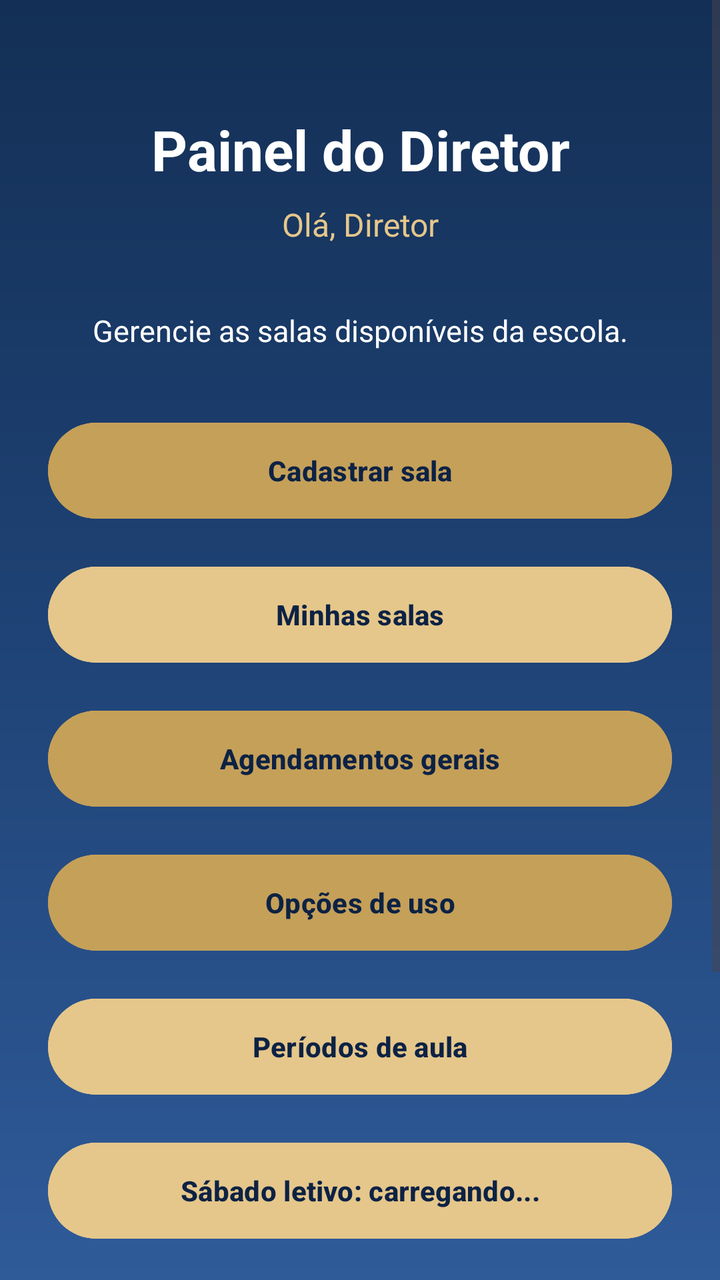
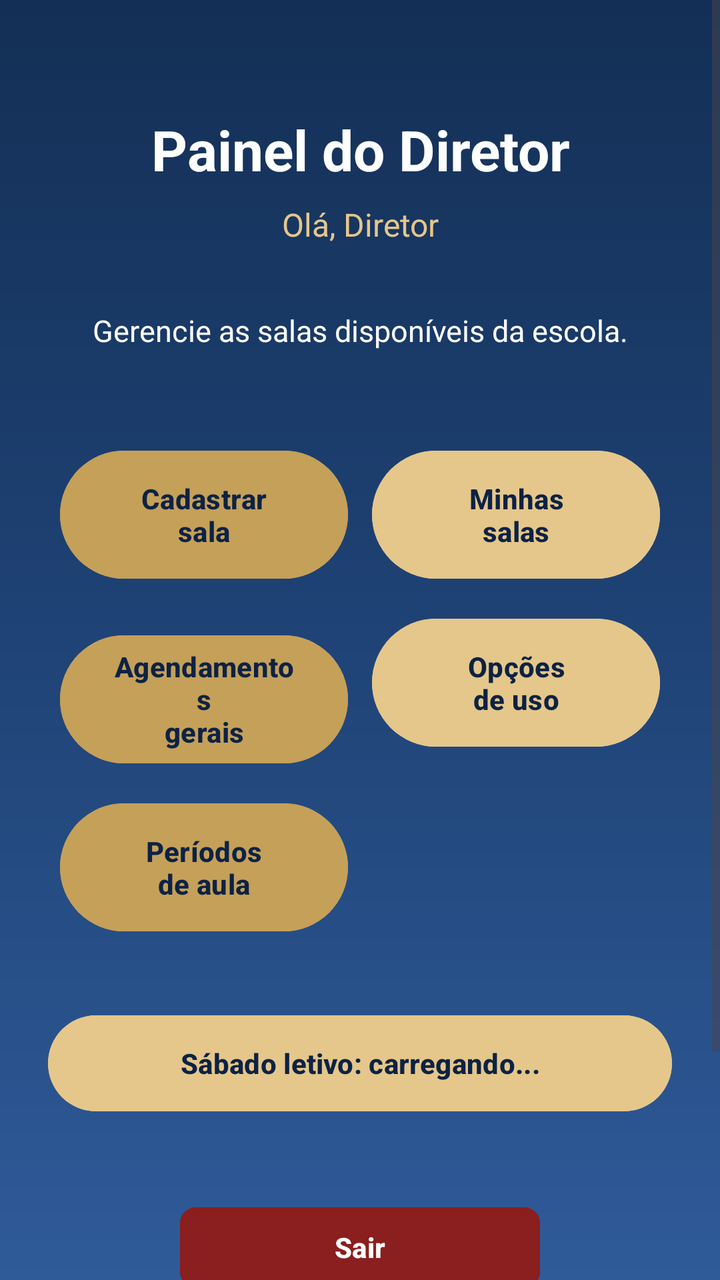

The first picture is an Android layout as it rendered before a commit; the second is the same layout after the commit. The layout source and the unified diff follow.
<!-- AndroidManifest.xml: application theme Theme.Agend -->
<!-- res/layout/activity_diretor_home.xml -->
<?xml version="1.0" encoding="utf-8"?>
<ScrollView xmlns:android="http://schemas.android.com/apk/res/android"
    android:layout_width="match_parent"
    android:layout_height="match_parent"
    xmlns:app="http://schemas.android.com/apk/res-auto"
    android:background="@drawable/bg_yarooms_gradient"
    android:fillViewport="true">

    <LinearLayout
        android:layout_width="match_parent"
        android:layout_height="wrap_content"
        android:orientation="vertical"
        android:padding="24dp">

        <TextView
            android:id="@+id/textoTituloDiretor"
            android:layout_width="match_parent"
            android:layout_height="wrap_content"
            android:text="Painel do Diretor"
            android:textColor="#FFFFFF"
            android:textSize="28sp"
            android:textStyle="bold"
            android:gravity="center"
            android:layout_marginTop="32dp" />

        <TextView
            android:id="@+id/textoNomeDiretor"
            android:layout_width="match_parent"
            android:layout_height="wrap_content"
            android:text="Olá, Diretor"
            android:textColor="#E5C78B"
            android:textSize="16sp"
            android:gravity="center"
            android:layout_marginTop="8dp"
            android:layout_marginBottom="32dp" />

        <TextView
            android:id="@+id/textoDescricaoDiretor"
            android:layout_width="match_parent"
            android:layout_height="wrap_content"
            android:text="Gerencie as salas disponíveis da escola."
            android:textColor="#FFFFFF"
            android:textSize="15sp"
            android:gravity="center"
            android:layout_marginBottom="32dp" />

        <Button
            android:id="@+id/botaoCadastrarSala"
            android:layout_width="match_parent"
            android:layout_height="56dp"
            android:text="Cadastrar sala"
            android:textAllCaps="false"
            android:textStyle="bold"
            android:textColor="#0D2244"
            android:backgroundTint="#C5A059" />

        <Button
            android:id="@+id/botaoMinhasSalas"
            android:layout_width="match_parent"
            android:layout_height="56dp"
            android:text="Minhas salas"
            android:textAllCaps="false"
            android:textStyle="bold"
            android:textColor="#0D2244"
            android:backgroundTint="#E5C78B"
            android:layout_marginTop="16dp" />

        <Button
            android:id="@+id/botaoAgendamentosGerais"
            android:layout_width="match_parent"
            android:layout_height="56dp"
            android:text="Agendamentos gerais"
            android:textAllCaps="false"
            android:textStyle="bold"
            android:textColor="#0D2244"
            android:backgroundTint="#C5A059"
            android:layout_marginTop="16dp" />

        <Button
            android:id="@+id/botaoOpcoesUso"
            android:layout_width="match_parent"
            android:layout_height="56dp"
            android:text="Opções de uso"
            android:textAllCaps="false"
            android:textStyle="bold"
            android:textColor="#0D2244"
            android:backgroundTint="#C5A059"
            android:layout_marginTop="16dp" />

        <Button
            android:id="@+id/botaoPeriodosAula"
            android:layout_width="match_parent"
            android:layout_height="56dp"
            android:text="Períodos de aula"
            android:textAllCaps="false"
            android:textStyle="bold"
            android:textColor="#0D2244"
            android:backgroundTint="#E5C78B"
            android:layout_marginTop="16dp" />

        <Button
            android:id="@+id/botaoSabadoLetivo"
            android:layout_width="match_parent"
            android:layout_height="56dp"
            android:text="Sábado letivo: carregando..."
            android:textAllCaps="false"
            android:textStyle="bold"
            android:textColor="#0D2244"
            android:backgroundTint="#E5C78B"
            android:layout_marginTop="16dp" />

        <com.google.android.material.button.MaterialButton
            android:id="@+id/botaoSairDiretor"
            android:layout_width="180dp"
            android:layout_height="48dp"
            android:text="Sair"
            android:textAllCaps="false"
            android:textColor="@color/white"
            android:textStyle="bold"
            android:layout_gravity="center"
            android:layout_marginTop="40dp"
            android:layout_marginBottom="24dp"
            android:backgroundTint="#8B1E1E"
            app:cornerRadius="8dp" />

        <TextView
            android:id="@+id/botaoInfoApp"
            android:layout_width="wrap_content"
            android:layout_height="wrap_content"
            android:text="ⓘ"
            android:textSize="26sp"
            android:textColor="@color/yarooms_gold_light"
            android:layout_gravity="center"
            android:padding="12dp"
            android:layout_marginTop="8dp"
            android:layout_marginBottom="16dp" />

    </LinearLayout>

</ScrollView>
<!-- resources referenced by this layout -->
<resources>
  <color name="white">#FFFFFF</color>
  <color name="yarooms_gold_light">#E5C78B</color>
  <!-- drawable bg_yarooms_gradient (drawable) -->
  <?xml version="1.0" encoding="utf-8"?>
  <shape xmlns:android="http://schemas.android.com/apk/res/android">
  
      
      <gradient
          android:angle="270"
          android:startColor="#132F55"
          android:centerColor="#1F4376"
          android:endColor="#2F5B99"
          android:type="linear" />
  
  </shape>
  <style name="Theme.Agend" parent="Base.Theme.Agend" />
  <style name="Base.Theme.Agend" parent="Theme.Material3.DayNight.NoActionBar">
          <item name="android:forceDarkAllowed" tools:targetApi="q">false</item>
          
          <item name="colorError">@color/yarooms_error</item>
      </style>
  <color name="yarooms_error">#FF5252</color>
</resources>

<!-- the commit's change to res/layout/activity_diretor_home.xml (unified diff, before → after) -->
@@ -44,59 +44,75 @@
             android:gravity="center"
             android:layout_marginBottom="32dp" />
 
-        <Button
-            android:id="@+id/botaoCadastrarSala"
+        <GridLayout
             android:layout_width="match_parent"
-            android:layout_height="56dp"
-            android:text="Cadastrar sala"
-            android:textAllCaps="false"
-            android:textStyle="bold"
-            android:textColor="#0D2244"
-            android:backgroundTint="#C5A059" />
+            android:layout_height="wrap_content"
+            android:columnCount="2"
+            android:rowCount="3"
+            android:layout_marginTop="8dp"
+            android:layout_marginBottom="20dp">
 
-        <Button
-            android:id="@+id/botaoMinhasSalas"
-            android:layout_width="match_parent"
-            android:layout_height="56dp"
-            android:text="Minhas salas"
-            android:textAllCaps="false"
-            android:textStyle="bold"
-            android:textColor="#0D2244"
-            android:backgroundTint="#E5C78B"
-            android:layout_marginTop="16dp" />
+            <Button
+                android:id="@+id/botaoCadastrarSala"
+                android:layout_width="0dp"
+                android:layout_height="72dp"
+                android:layout_columnWeight="1"
+                android:layout_margin="6dp"
+                android:text="Cadastrar\nsala"
+                android:textAllCaps="false"
+                android:textStyle="bold"
+                android:textColor="#0D2244"
+                android:backgroundTint="#C5A059" />
 
-        <Button
-            android:id="@+id/botaoAgendamentosGerais"
-            android:layout_width="match_parent"
-            android:layout_height="56dp"
-            android:text="Agendamentos gerais"
-            android:textAllCaps="false"
-            android:textStyle="bold"
-            android:textColor="#0D2244"
-            android:backgroundTint="#C5A059"
-            android:layout_marginTop="16dp" />
+            <Button
+                android:id="@+id/botaoMinhasSalas"
+                android:layout_width="0dp"
+                android:layout_height="72dp"
+                android:layout_columnWeight="1"
+                android:layout_margin="6dp"
+                android:text="Minhas\nsalas"
+                android:textAllCaps="false"
+                android:textStyle="bold"
+                android:textColor="#0D2244"
+                android:backgroundTint="#E5C78B" />
 
-        <Button
-            android:id="@+id/botaoOpcoesUso"
-            android:layout_width="match_parent"
-            android:layout_height="56dp"
-            android:text="Opções de uso"
-            android:textAllCaps="false"
-            android:textStyle="bold"
-            android:textColor="#0D2244"
-            android:backgroundTint="#C5A059"
-            android:layout_marginTop="16dp" />
+            <Button
+                android:id="@+id/botaoAgendamentosGerais"
+                android:layout_width="0dp"
+                android:layout_height="72dp"
+                android:layout_columnWeight="1"
+                android:layout_margin="6dp"
+                android:text="Agendamentos\ngerais"
+                android:textAllCaps="false"
+                android:textStyle="bold"
+                android:textColor="#0D2244"
+                android:backgroundTint="#C5A059" />
 
-        <Button
-            android:id="@+id/botaoPeriodosAula"
-            android:layout_width="match_parent"
-            android:layout_height="56dp"
-            android:text="Períodos de aula"
-            android:textAllCaps="false"
-            android:textStyle="bold"
-            android:textColor="#0D2244"
-            android:backgroundTint="#E5C78B"
-            android:layout_marginTop="16dp" />
+            <Button
+                android:id="@+id/botaoOpcoesUso"
+                android:layout_width="0dp"
+                android:layout_height="72dp"
+                android:layout_columnWeight="1"
+                android:layout_margin="6dp"
+                android:text="Opções\nde uso"
+                android:textAllCaps="false"
+                android:textStyle="bold"
+                android:textColor="#0D2244"
+                android:backgroundTint="#E5C78B" />
+
+            <Button
+                android:id="@+id/botaoPeriodosAula"
+                android:layout_width="0dp"
+                android:layout_height="72dp"
+                android:layout_columnWeight="1"
+                android:layout_margin="6dp"
+                android:text="Períodos\nde aula"
+                android:textAllCaps="false"
+                android:textStyle="bold"
+                android:textColor="#0D2244"
+                android:backgroundTint="#C5A059" />
+
+        </GridLayout>
 
         <Button
             android:id="@+id/botaoSabadoLetivo"
@@ -107,7 +123,7 @@
             android:textStyle="bold"
             android:textColor="#0D2244"
             android:backgroundTint="#E5C78B"
-            android:layout_marginTop="16dp" />
+            android:layout_marginTop="8dp" />
 
         <com.google.android.material.button.MaterialButton
             android:id="@+id/botaoSairDiretor"
